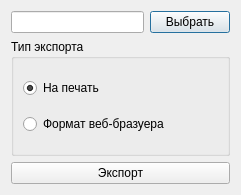
Above: ui/exportview.ui from Stivius/Calendar before the change. Below: the same form after it.
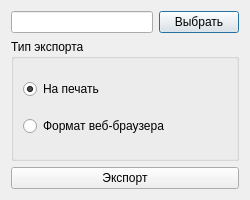
That is the form after the change.

```diff
--- a/ui/exportview.ui
+++ b/ui/exportview.ui
@@ -6,8 +6,8 @@
    <rect>
     <x>0</x>
     <y>0</y>
-    <width>241</width>
-    <height>195</height>
+    <width>250</width>
+    <height>200</height>
    </rect>
   </property>
   <property name="windowTitle">
@@ -49,7 +49,7 @@
         <item>
          <widget class="QRadioButton" name="browserBtn">
           <property name="text">
-           <string>Формат веб-бразуера</string>
+           <string>Формат веб-браузера</string>
           </property>
          </widget>
         </item>
```
